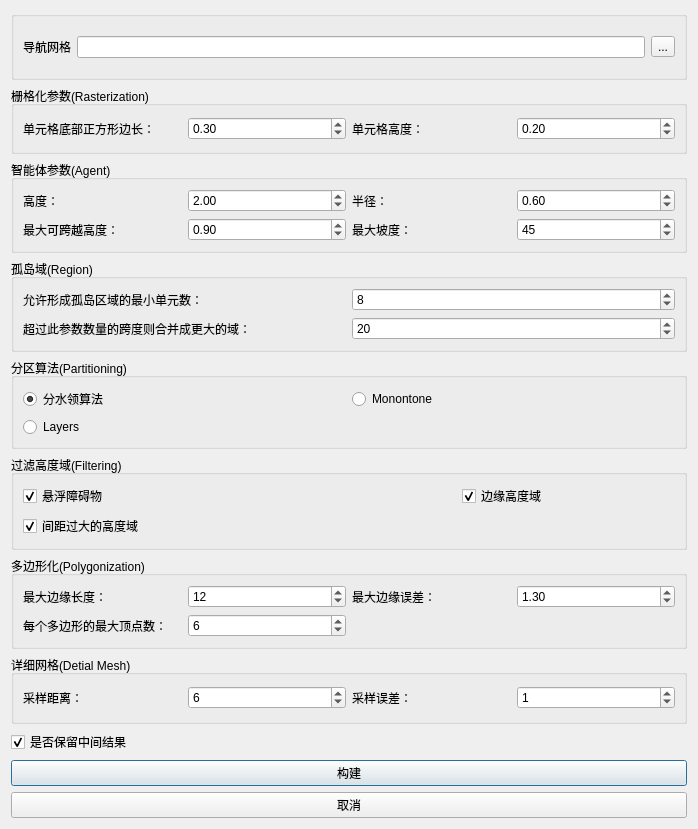
Old version of the form src/Runtime/Widgets/NavMeshParamsDlg.ui in the repository StoneHappy/for_graduation.
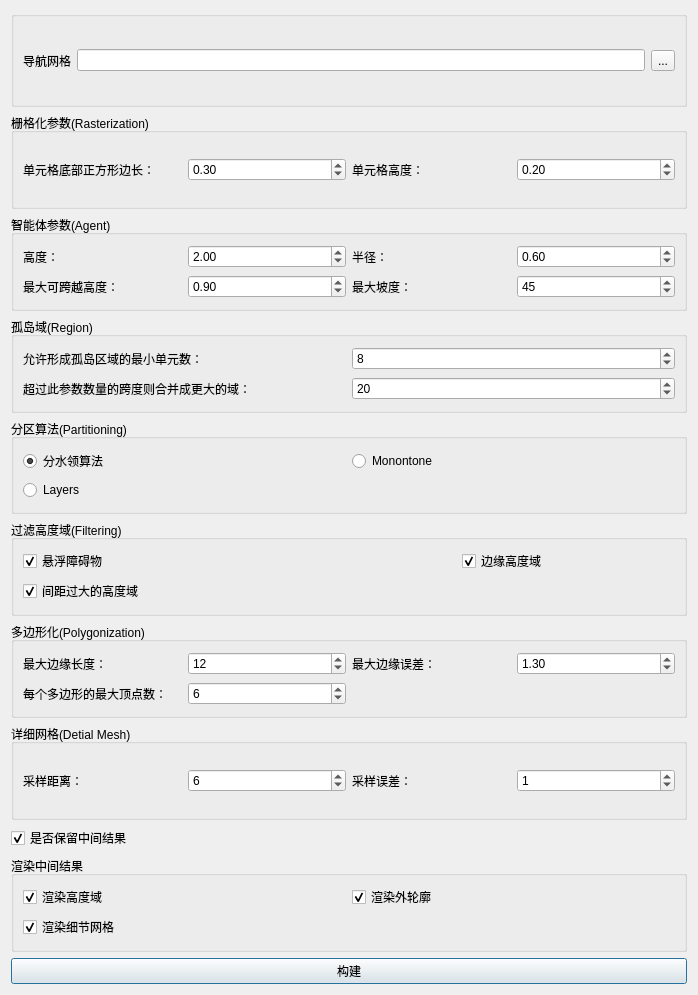
New version of the form.

Patch:
```diff
--- a/src/Runtime/Widgets/NavMeshParamsDlg.ui
+++ b/src/Runtime/Widgets/NavMeshParamsDlg.ui
@@ -7,7 +7,7 @@
     <x>0</x>
     <y>0</y>
     <width>698</width>
-    <height>829</height>
+    <height>995</height>
    </rect>
   </property>
   <property name="windowTitle">
@@ -431,6 +431,45 @@
      </property>
     </widget>
    </item>
+   <item>
+    <widget class="QGroupBox" name="groupBox_9">
+     <property name="title">
+      <string>渲染中间结果</string>
+     </property>
+     <layout class="QGridLayout" name="gridLayout_5">
+      <item row="0" column="0">
+       <widget class="QCheckBox" name="isRenderHF">
+        <property name="text">
+         <string>渲染高度域</string>
+        </property>
+        <property name="checked">
+         <bool>true</bool>
+        </property>
+       </widget>
+      </item>
+      <item row="0" column="1">
+       <widget class="QCheckBox" name="isRenderCC">
+        <property name="text">
+         <string>渲染外轮廓</string>
+        </property>
+        <property name="checked">
+         <bool>true</bool>
+        </property>
+       </widget>
+      </item>
+      <item row="1" column="0">
+       <widget class="QCheckBox" name="isRenderDM">
+        <property name="text">
+         <string>渲染细节网格</string>
+        </property>
+        <property name="checked">
+         <bool>true</bool>
+        </property>
+       </widget>
+      </item>
+     </layout>
+    </widget>
+   </item>
    <item>
     <widget class="QPushButton" name="pushButtonOK">
      <property name="text">
@@ -438,13 +477,6 @@
      </property>
     </widget>
    </item>
-   <item>
-    <widget class="QPushButton" name="pushButtonCancel">
-     <property name="text">
-      <string>取消</string>
-     </property>
-    </widget>
-   </item>
   </layout>
  </widget>
  <resources/>
```
Left out of the diff: 35 changed lines with no effect on the pictures.
